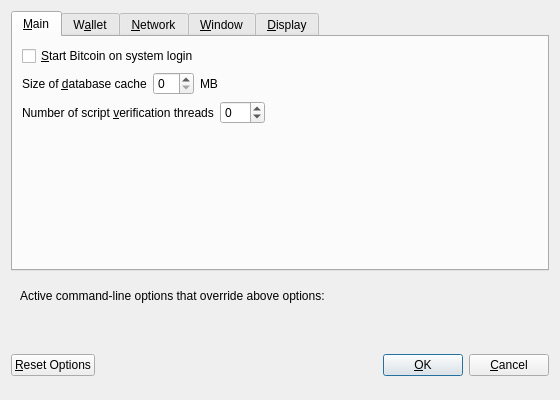
Qt form src/qt/forms/optionsdialog.ui (digibyte/digibyte) before a commit.
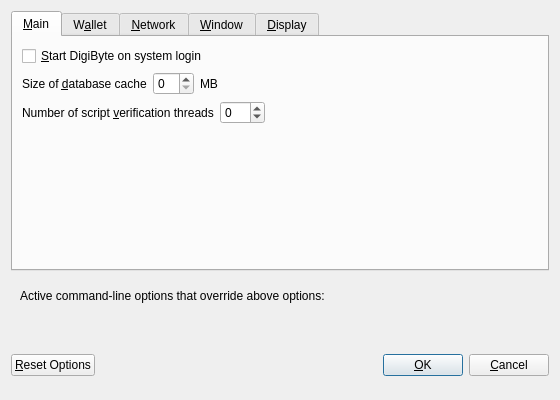
The same form after that commit. Custom widgets are drawn as their Qt base class.

Diff of the .ui file:
```diff
--- a/src/qt/forms/optionsdialog.ui
+++ b/src/qt/forms/optionsdialog.ui
@@ -33,7 +33,7 @@
           <string>Automatically start Bitcoin after logging in to the system.</string>
          </property>
          <property name="text">
-          <string>&amp;Start Bitcoin on system login</string>
+          <string>&amp;Start DigiByte on system login</string>
          </property>
         </widget>
        </item>
```
Left out of the diff: 18 changed lines with no effect on the pictures.
